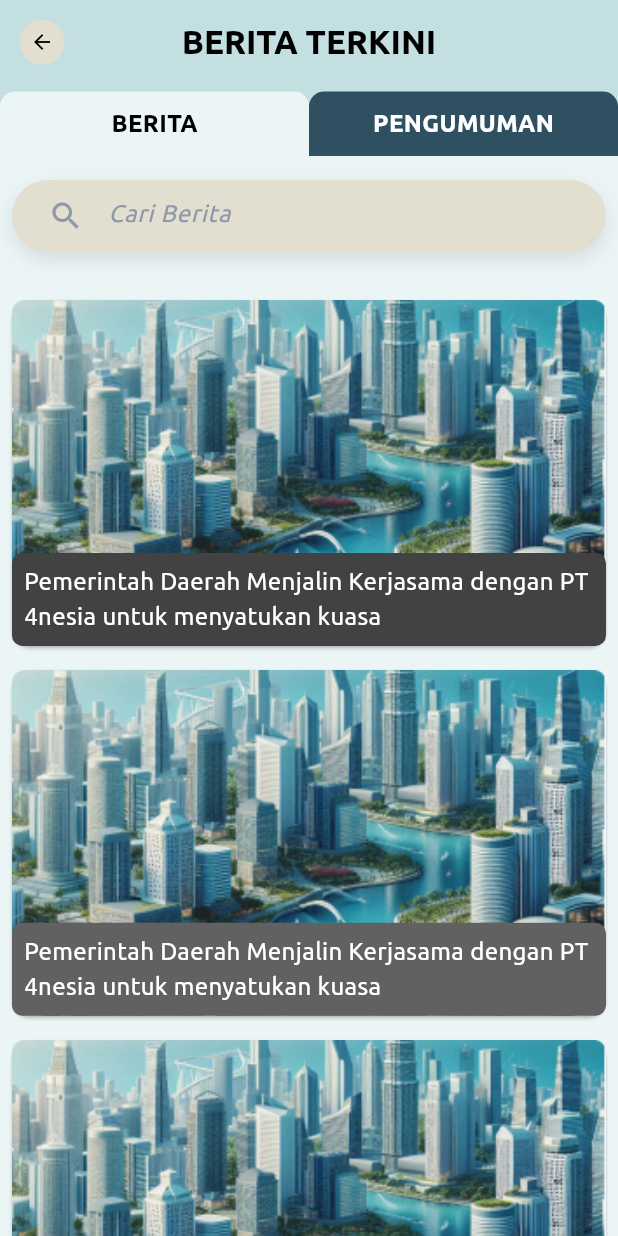
After one commit to Hudzaiflank/Nagarishakti_4Nesia, a Flutter app: the NewsPage screen opened directly, on a phone screen of 412 x 824 dp. The commit adds this screen. Run offline on Flutter 3.47's test engine with Material 3 defaults, Android fonts, the phone set to English and light mode, and no system bars; our stand-ins replace carousel_slider, image_picker, shared_preferences, sqflite; accounts and stored records are empty.

Commit message:
push berita dan pengumuman

```diff
--- /dev/null
+++ b/lib/User/Informasi-publik/news-page.dart
@@ -0,0 +1,367 @@
+import 'package:flutter/material.dart';
+import 'package:nagarishakti/User/Informasi-publik/detail-news-page.dart';
+
+class NewsPage extends StatefulWidget {
+  @override
+  _NewsPageState createState() => _NewsPageState();
+}
+
+//! JANGAN DI HAPUS
+int _colorIndex = 0;
+
+final List<Color> _colors = [
+  Colors.grey[800]!,
+  Colors.grey[700]!,
+  Colors.grey[500]!,
+  Colors.grey[300]!,
+];
+
+Color _getNextColor() {
+  final Color color = _colors[_colorIndex % _colors.length];
+  _colorIndex++;
+  return color;
+}
+
+//! JANGAN DIHAPUS
+
+class _NewsPageState extends State<NewsPage>
+    with SingleTickerProviderStateMixin {
+  late TabController _tabController;
+
+  @override
+  void initState() {
+    super.initState();
+    _tabController = TabController(length: 2, vsync: this);
+    _tabController.addListener(() {
+      setState(() {});
+    });
+  }
+
+  @override
+  void dispose() {
+    _tabController.dispose();
+    super.dispose();
+  }
+
+  @override
+  Widget build(BuildContext context) {
+    return Scaffold(
+      body: CustomScrollView(
+        slivers: [
+          SliverAppBar(
+            pinned: false,
+            backgroundColor: _tabController.index == 0
+                ? Color(0xFFC4DFE2)
+                : Color(0xFFFFFFFF),
+            elevation: 0,
+            centerTitle: true,
+            leading: IconButton(
+              icon: Container(
+                width: 30,
+                height: 30,
+                decoration: BoxDecoration(
+                  shape: BoxShape.circle,
+                  color: Color(0xFFE2DED0),
+                ),
+                child: Icon(
+                  Icons.arrow_back,
+                  color: Colors.black,
+                  size: 16,
+                ),
+              ),
+              onPressed: () {
+                Navigator.of(context).pop();
+              },
+            ),
+            title: Text(
+              _tabController.index == 0 ? 'BERITA TERKINI' : 'PENGUMUMAN',
+              style: TextStyle(
+                fontFamily: 'Ubuntu',
+                fontWeight: FontWeight.bold,
+                color: Colors.black,
+              ),
+            ),
+            bottom: PreferredSize(
+              preferredSize: Size.fromHeight(48.0),
+              child: Row(
+                children: [
+                  Expanded(
+                    child: GestureDetector(
+                      onTap: () {
+                        _tabController.animateTo(0);
+                      },
+                      child: Container(
+                        decoration: BoxDecoration(
+                          color: _tabController.index == 0
+                              ? Color(0xFFECF5F6)
+                              : Color(0xFF2F5061),
+                          borderRadius: BorderRadius.only(
+                            topLeft: Radius.circular(10),
+                            topRight: Radius.circular(10),
+                          ),
+                        ),
+                        padding: EdgeInsets.symmetric(vertical: 10),
+                        alignment: Alignment.center,
+                        child: Text(
+                          'BERITA',
+                          style: TextStyle(
+                            fontFamily: 'Ubuntu',
+                            color: _tabController.index == 0
+                                ? Colors.black
+                                : Colors.white,
+                            fontSize: 16,
+                            fontWeight: FontWeight.bold,
+                          ),
+                        ),
+                      ),
+                    ),
+                  ),
+                  Expanded(
+                    child: GestureDetector(
+                      onTap: () {
+                        _tabController.animateTo(1);
+                      },
+                      child: Container(
+                        decoration: BoxDecoration(
+                          color: _tabController.index == 1
+                              ? Color(0xFFECF5F6)
+                              : Color(0xFF2F5061),
+                          borderRadius: BorderRadius.only(
+                            topLeft: Radius.circular(10),
+                            topRight: Radius.circular(10),
+                          ),
+                        ),
+                        padding: EdgeInsets.symmetric(vertical: 10),
+                        alignment: Alignment.center,
+                        child: Text(
+                          'PENGUMUMAN',
+                          style: TextStyle(
+                            fontFamily: 'Ubuntu',
+                            color: _tabController.index == 1
+                                ? Colors.black
+                                : Colors.white,
+                            fontSize: 16,
+                            fontWeight: FontWeight.bold,
+                          ),
+                        ),
+                      ),
+                    ),
+                  ),
+                ],
+              ),
+            ),
+          ),
+          SliverFillRemaining(
+            child: _tabController.index == 0
+                ? Container(
+                    color: Color(0xFFECF5F6),
+                    child: ListView(
+                      padding: EdgeInsets.all(8.0),
+                      children: [
+                        GestureDetector(
+                          onTap: () {
+                            //TODO ini buat handle search thin
+                          },
+                          child: Container(
+                            padding:
+                                const EdgeInsets.symmetric(horizontal: 8.0),
+                            margin: const EdgeInsets.symmetric(vertical: 8.0),
+                            decoration: BoxDecoration(
+                              color: const Color(0xFFE2DED0),
+                              borderRadius: BorderRadius.circular(30.0),
+                              boxShadow: [
+                                BoxShadow(
+                                  color: Colors.black.withOpacity(0.1),
+                                  blurRadius: 10,
+                                  offset: Offset(0, 5),
+                                ),
+                              ],
+                            ),
+                            child: TextField(
+                              decoration: InputDecoration(
+                                contentPadding: const EdgeInsets.symmetric(
+                                    vertical: 10, horizontal: 16),
+                                filled: true,
+                                fillColor: Colors.transparent,
+                                hintText: 'Cari Berita',
+                                hintStyle: const TextStyle(
+                                  color: Color(0xFF8E98A8),
+                                  fontStyle: FontStyle.italic,
+                                  fontFamily: 'Ubuntu',
+                                ),
+                                prefixIcon: const Padding(
+                                  padding:
+                                      EdgeInsets.only(left: 16.0, right: 12.0),
+                                  child: Icon(Icons.search,
+                                      color: Color(0xFF8E98A8)),
+                                ),
+                                border: InputBorder.none,
+                              ),
+                            ),
+                          ),
+                        ),
+                        SizedBox(height: 16.0),
+                        _cardBeritaWidget(
+                          'assets/contoh-gambar.png',
+                          'Pemerintah Daerah Menjalin Kerjasama dengan PT 4nesia untuk menyatukan kuasa',
+                        ),
+                        _cardBeritaWidget(
+                          'assets/contoh-gambar.png',
+                          'Pemerintah Daerah Menjalin Kerjasama dengan PT 4nesia untuk menyatukan kuasa',
+                        ),
+                        _cardBeritaWidget(
+                          'assets/contoh-gambar.png',
+                          'Pemerintah Daerah Menjalin Kerjasama dengan PT 4nesia untuk menyatukan kuasa',
+                        ),
+                        _cardBeritaWidget(
+                          'assets/contoh-gambar.png',
+                          'Pemerintah Daerah Menjalin Kerjasama dengan PT 4nesia untuk menyatukan kuasa',
+                        ),
+                        _cardBeritaWidget(
+                          'assets/contoh-gambar.png',
+                          'Pemerintah Daerah Menjalin Kerjasama dengan PT 4nesia untuk menyatukan kuasa',
+                        ),
+                      ],
+                    ),
+                  )
+                : Container(
+                    color: Color(0xFFE3EFF1),
+                    child: ListView(
+                      padding: EdgeInsets.all(8.0),
+                      children: [
+                        SizedBox(height: 42.0),
+                        _pengumumanWidget(
+                          '1 Juli 2024',
+                          'Pembukaan Fitur Pelayanan Transportasi',
+                          'Fitur pelayanan transportasi baru akan dibuka pada tanggal 17 Agustus 2024. Anda bisa mengeceknya pada sublayanan Informasi Pariwisata ',
+                        ),
+                        _pengumumanWidget(
+                          '1 Juli 2024',
+                          'Pembukaan Fitur Pelayanan Transportasi',
+                          'Fitur pelayanan transportasi baru akan dibuka pada tanggal 17 Agustus 2024. Anda bisa mengeceknya pada sublayanan Informasi Pariwisata ',
+                        ),
+                        _pengumumanWidget(
+                          '1 Juli 2024',
+                          'Pembukaan Fitur Pelayanan Transportasi',
+                          'Fitur pelayanan transportasi baru akan dibuka pada tanggal 17 Agustus 2024. Anda bisa mengeceknya pada sublayanan Informasi Pariwisata ',
+                        ),
+                      ],
+                    ),
+                  ),
+          ),
+        ],
+      ),
+    );
+  }
+
+  Widget _pengumumanWidget(String tanggal, String judul, String deskripsi) {
+    return Column(
+      crossAxisAlignment: CrossAxisAlignment.start,
+      children: [
+        SizedBox(height: 22.0),
+        Container(
+          color: Color(0xFF4297A0),
+          padding: EdgeInsets.symmetric(horizontal: 8.0, vertical: 4.0),
+          child: Row(
+            children: [
+              Icon(Icons.calendar_today, size: 16, color: Colors.white),
+              SizedBox(width: 4.0),
+              Text(
+                tanggal,
+                style: TextStyle(
+                  fontSize: 14,
+                  fontWeight: FontWeight.bold,
+                  fontFamily: 'Ubuntu',
+                  color: Colors.white,
+                ),
+              ),
+            ],
+          ),
+        ),
+        SizedBox(height: 4.0),
+        Card(
+          margin: EdgeInsets.symmetric(vertical: 8.0),
+          shape: RoundedRectangleBorder(
+            borderRadius: BorderRadius.circular(7.0),
+          ),
+          color: Color(0xFFFbFAF8),
+          child: Padding(
+            padding: const EdgeInsets.all(8.0),
+            child: Column(
+              crossAxisAlignment: CrossAxisAlignment.start,
+              children: [
+                SizedBox(height: 4.0),
+                Text(
+                  judul,
+                  style: TextStyle(
+                    fontSize: 16,
+                    fontWeight: FontWeight.bold,
+                    fontFamily: 'Ubuntu',
+                  ),
+                ),
+                SizedBox(height: 8.0),
+                Text(
+                  deskripsi,
+                  style: TextStyle(
+                    fontSize: 14,
+                    fontFamily: 'Ubuntu',
+                  ),
+                  textAlign: TextAlign.justify,
+                ),
+              ],
+            ),
+          ),
+        ),
+      ],
+    );
+  }
+
+  Widget _cardBeritaWidget(String gambar, String text) {
+    return GestureDetector(
+      onTap: () {
+        Navigator.push(
+          //thin lu ntar detail nya ambil per id atau pk bebas, ganti kode dibawah ya
+          //TODO dari sini
+          context,
+          MaterialPageRoute(builder: (context) => DetailNewsPage()),
+          //TODO sampai sini
+        );
+      },
+      child: Card(
+        margin: EdgeInsets.symmetric(vertical: 8.0),
+        child: Stack(
+          children: [
+            ClipRRect(
+              borderRadius: BorderRadius.circular(7.0),
+              child: Image.asset(
+                gambar,
+                width: double.infinity,
+                fit: BoxFit.cover,
+              ),
+            ),
+            Positioned(
+              bottom: 0,
+              left: 0,
+              right: 0,
+              child: Container(
+                decoration: BoxDecoration(
+                  color: _getNextColor(), // Gunakan warna yang telah dipilih
+                  borderRadius: BorderRadius.circular(7.0),
+                ),
+                padding: EdgeInsets.all(8.0),
+                child: Text(
+                  text,
+                  style: TextStyle(
+                    fontSize: 16,
+                    fontFamily: 'Ubuntu',
+                    color: Colors.white,
+                  ),
+                ),
+              ),
+            ),
+          ],
+        ),
+      ),
+    );
+  }
+}
```
Also changed, not shown: lib/User/Informasi-publik/detail-news-page.dart (added, +151 -0 lines), lib/User/user-home.dart (+12 -1 lines), flutter_01.png (deleted), flutter_02.png (deleted), flutter_03.png (deleted), flutter_04.png (deleted), flutter_05.png (deleted), flutter_06.png (deleted), flutter_07.png (deleted), flutter_08.png (deleted), flutter_09.png (deleted), flutter_10.png (deleted), flutter_11.png (deleted), flutter_12.png (deleted), 1 more files.
